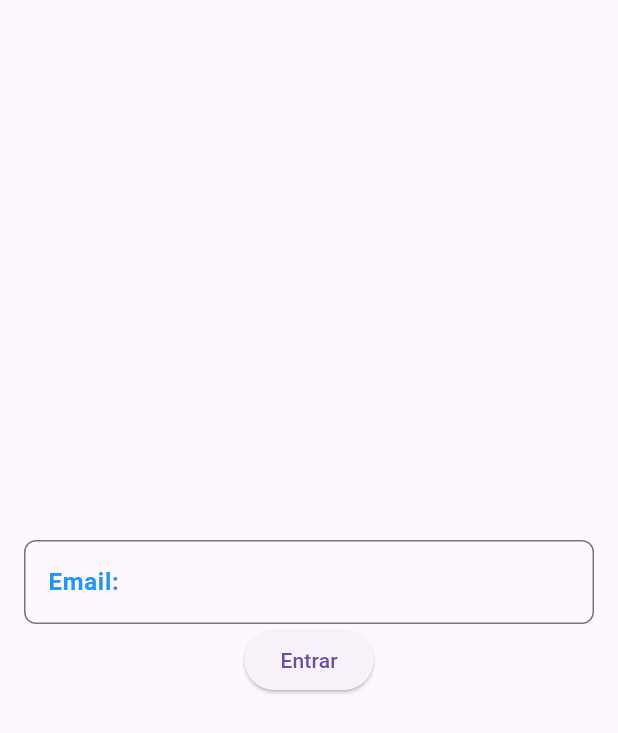
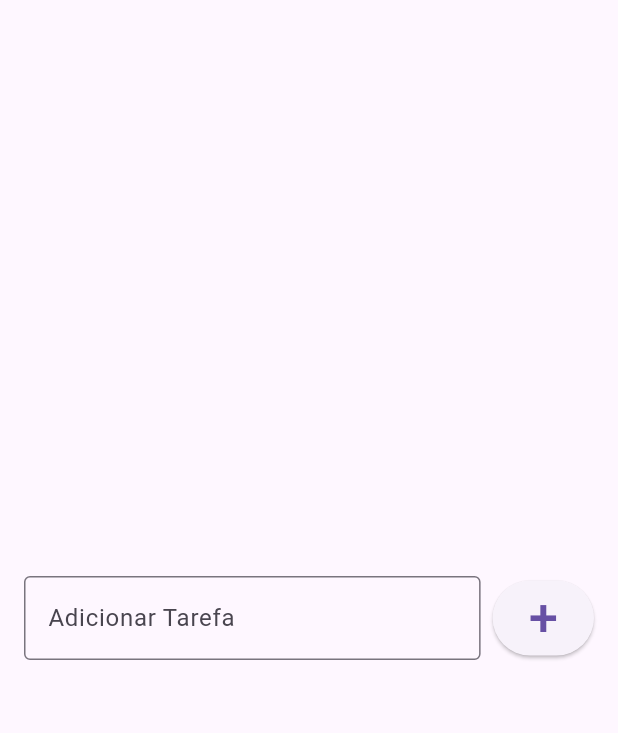
Before and after one commit to yagoporto/task-list, a Flutter app: the screen it shows after launch, on a phone screen of 412 x 824 dp. Shown: the top 733 px of the screen. Run offline on Flutter 3.47's test engine with Material 3 defaults, Android fonts, the phone set to English and light mode, and no system bars.

Commit message:
Mudança no TextFild e adição do botao +

```diff
--- a/lib/pages/to_list_page.dart
+++ b/lib/pages/to_list_page.dart
@@ -1,45 +1,43 @@
 import 'package:flutter/material.dart';
 
 class ToDoListPage extends StatelessWidget {
-  ToDoListPage({super.key});
+  const ToDoListPage({super.key});
 
-  final TextEditingController emailController =TextEditingController();
+
 
   @override
   Widget build(BuildContext context) {
     return Scaffold(
       body: Center(
         child: Padding(
-          padding: const EdgeInsets.only(left:16, right: 16),
-          child: Column(
-            mainAxisSize: MainAxisSize.min,
+          padding: const EdgeInsets.all(16.0),
+          child: Row(
             children: [
-              TextField(
-                controller: emailController,
-                decoration: InputDecoration(
-                  labelText: "Email: ",
-                  labelStyle: TextStyle(
-                    fontWeight: FontWeight.bold,
-                    color: Colors.blue
-                  ),
-                  border: OutlineInputBorder(
-                    borderRadius: BorderRadius.circular(8),
+              Expanded(
+
+                child: TextField(
+                  decoration: InputDecoration(
+                    border: OutlineInputBorder(),
+                    labelText: 'Adicionar Tarefa',
+                    hintText: 'Estudar flutter',
                   ),
                 ),
-                style: TextStyle(
+              ),
+              SizedBox(width: 8,),
+              ElevatedButton(
+                onPressed: () {},
+                style: ElevatedButton.styleFrom(
+
                 ),
-              ),
-              ElevatedButton(onPressed: login,
-                child: Text('Entrar'))
+                child: Text('+',
+                  style:
+                  TextStyle(fontSize: 35),
+                  ),
+                )
             ],
-          )
+          ),
         ),
-      )
+      ),
     );
   }
-
-  void login(){
-    String text = emailController.text;
-    print(text);
-  }
 }
```
Also changed, not shown: lib/main.dart (line endings or trailing spaces).
